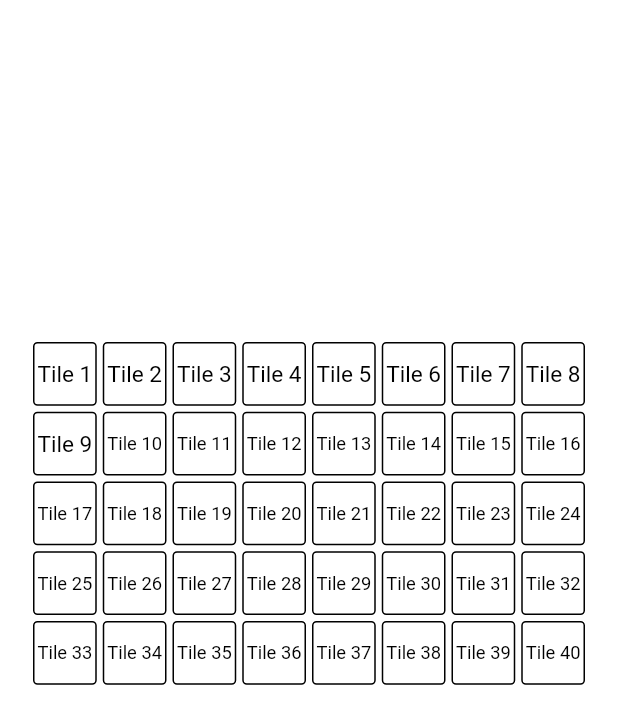
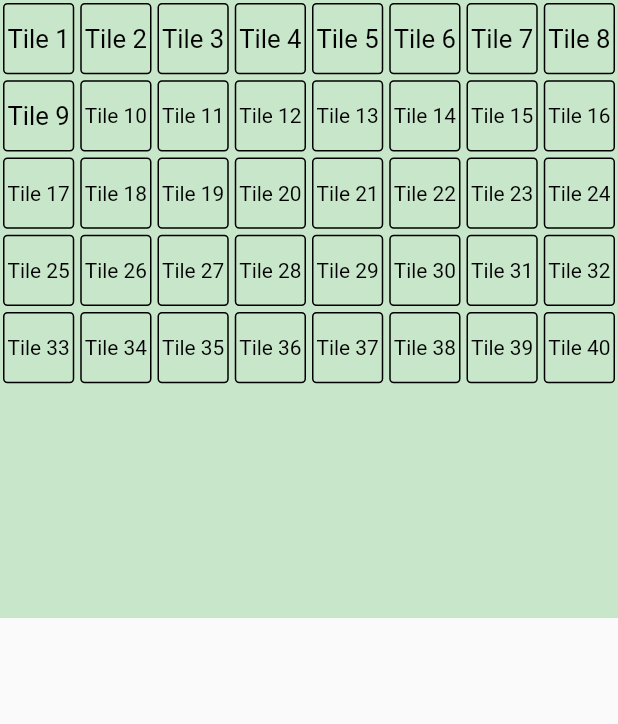
Before and after one commit to collinshayden/multiplayer-monopoly, a Flutter app: the screen it shows after launch, on a phone screen of 412 x 824 dp. Shown: the top 724 px of the screen. Run offline on Flutter 3.47's test engine with Material 2 defaults, Android fonts, the phone set to English and light mode, and no system bars; Roboto replaces fonts that are missing (Helvetica).

```diff
--- a/client/lib/main.dart
+++ b/client/lib/main.dart
@@ -2,8 +2,8 @@
 /// Author: Alex Hall
 /// Date: 10/12/2023
 
-import 'package:client/view/base/background.dart';
 import 'package:flutter/material.dart';
+import 'package:client/view/base/board.dart';
 // import 'package:socket_io_client/socket_io_client.dart' as socket_io;
 
 /// This application demonstrates Socket.IO functionality, including connection,
@@ -16,21 +16,24 @@ void main() {
   runApp(
     const MaterialApp(
       debugShowCheckedModeBanner: false,
-      home: Monopoly(),
+      home: MonopolyApp(),
     ),
   );
 }
 
-class Monopoly extends StatefulWidget {
-  const Monopoly({super.key});
+class MonopolyApp extends StatefulWidget {
+  const MonopolyApp({super.key});
 
   @override
-  State<Monopoly> createState() => _MonopolyState();
+  State<MonopolyApp> createState() => _MonopolyAppState();
 }
 
-class _MonopolyState extends State<Monopoly> {
+class _MonopolyAppState extends State<MonopolyApp> {
   @override
   Widget build(BuildContext context) {
-    return const Scaffold(body: Background());
+    return const MaterialApp(
+      debugShowCheckedModeBanner: false,
+      home: Scaffold(body: Board()),
+    );
   }
 }
--- a/client/lib/view/base/background.dart
+++ b/client/lib/view/base/background.dart
@@ -1,19 +1,10 @@
 import 'package:flutter/material.dart';
-import 'package:client/view/base/board.dart';
 
 class Background extends StatelessWidget {
   const Background({super.key});
 
   @override
   Widget build(BuildContext context) {
-    return Container(
-      color: Colors.white,
-      child: const Center(
-        child: Padding(
-          padding: EdgeInsets.all(20.0),
-          child: Board(),
-        ),
-      ),
-    );
+    return Container(color: Colors.green[100]!);
   }
 }
--- a/client/lib/view/base/board.dart
+++ b/client/lib/view/base/board.dart
@@ -1,4 +1,5 @@
 import 'package:flutter/material.dart';
+import 'package:client/view/base/background.dart';
 import 'package:client/view/base/tiles.dart';
 
 class Board extends StatefulWidget {
@@ -24,9 +25,14 @@ class _BoardState extends State<Board> {
   Widget build(BuildContext context) {
     return AspectRatio(
       aspectRatio: 1 / 1,
-      child: GridView.count(
-        crossAxisCount: 8,
-        children: tiles,
+      child: Stack(
+        children: [
+          const Background(),
+          GridView.count(
+            crossAxisCount: 8,
+            children: tiles,
+          ),
+        ],
       ),
     );
   }
```
Also changed, not shown: client/lib/model/board.dart (added).
